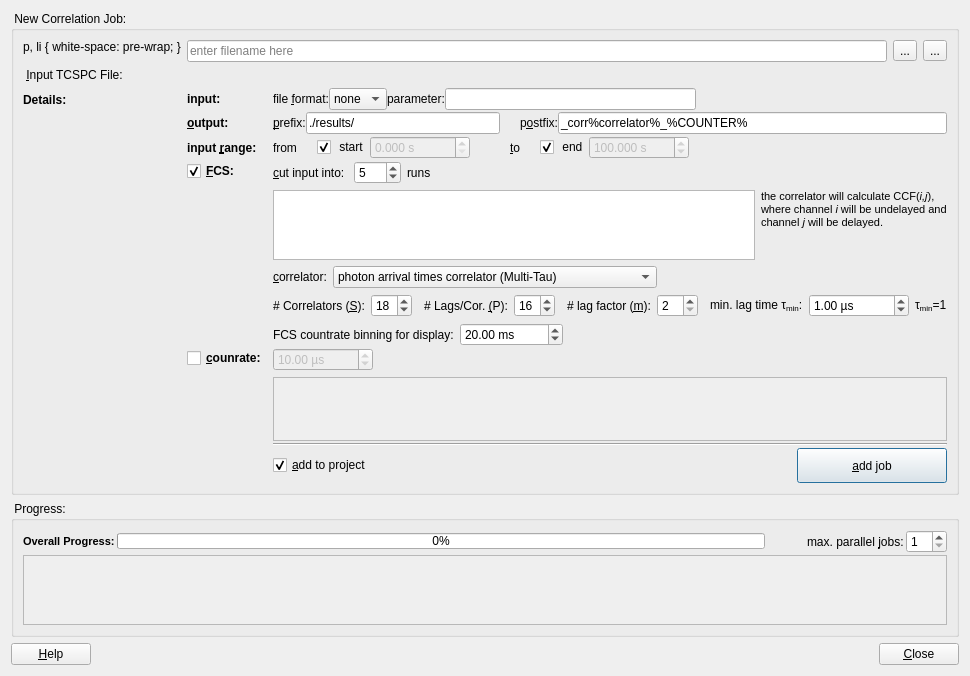
Before: the Qt Designer form plugins/tcspcimporter/qfetcspcimporterdialog.ui in jkriege2/QuickFit3, drawn with Qt 5.
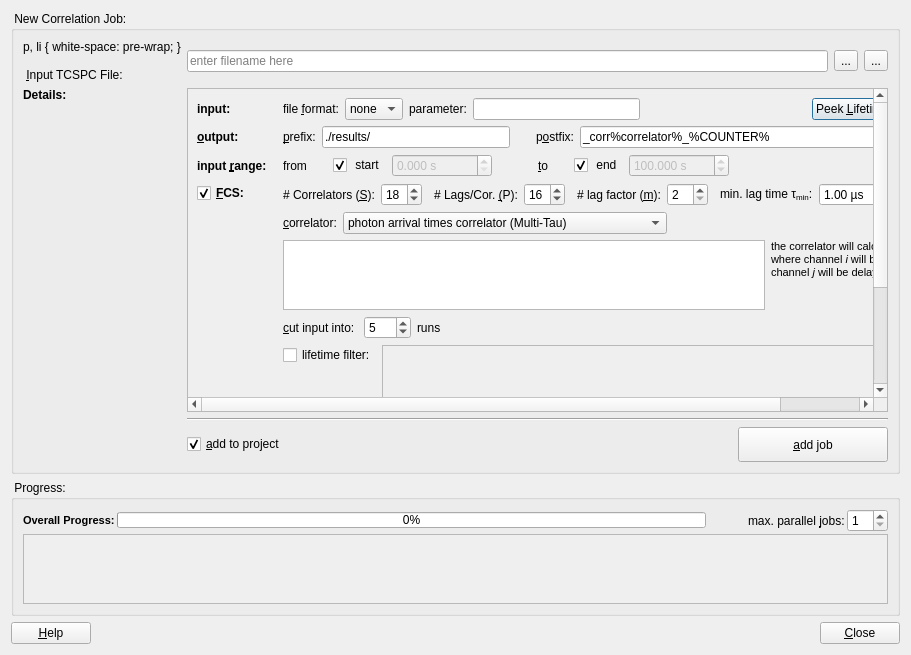
After: the same form once the commit is applied. Icons and pictures are not drawn. Custom widgets are drawn as their Qt base class.

Patch:
```diff
--- a/plugins/tcspcimporter/qfetcspcimporterdialog.ui
+++ b/plugins/tcspcimporter/qfetcspcimporterdialog.ui
@@ -10,7 +10,7 @@
     <x>0</x>
     <y>0</y>
     <width>911</width>
-    <height>652</height>
+    <height>655</height>
    </rect>
   </property>
   <property name="windowTitle">
@@ -23,7 +23,7 @@
   <property name="modal">
    <bool>false</bool>
   </property>
-  <layout class="QVBoxLayout" name="verticalLayout_2" stretch="0,1,0">
+  <layout class="QVBoxLayout" name="verticalLayout_2" stretch="1,0,0">
    <item>
     <widget class="QGroupBox" name="groupBox_3">
      <property name="title">
@@ -32,10 +32,7 @@
      <property name="flat">
       <bool>false</bool>
      </property>
-     <layout class="QFormLayout" name="formLayout">
-      <property name="fieldGrowthPolicy">
-       <enum>QFormLayout::AllNonFixedFieldsGrow</enum>
-      </property>
+     <layout class="QGridLayout" name="gridLayout" rowminimumheight="0,1">
       <item row="0" column="0">
        <widget class="QLabel" name="label_3">
         <property name="text">
@@ -89,14 +86,17 @@
         </item>
        </layout>
       </item>
-      <item row="2" column="0">
+      <item row="1" column="0">
        <widget class="QLabel" name="labDetails">
         <property name="text">
          <string>&lt;b&gt;Details:&lt;/b&gt;</string>
         </property>
+        <property name="alignment">
+         <set>Qt::AlignLeading|Qt::AlignLeft|Qt::AlignTop</set>
+        </property>
        </widget>
       </item>
-      <item row="2" column="1">
+      <item row="1" column="1">
        <widget class="QFrame" name="widDetails">
         <property name="frameShape">
          <enum>QFrame::NoFrame</enum>
@@ -104,16 +104,7 @@
         <property name="frameShadow">
          <enum>QFrame::Raised</enum>
         </property>
-        <layout class="QFormLayout" name="formLayout_3">
-         <property name="fieldGrowthPolicy">
-          <enum>QFormLayout::AllNonFixedFieldsGrow</enum>
-         </property>
-         <property name="horizontalSpacing">
-          <number>6</number>
-         </property>
-         <property name="verticalSpacing">
-          <number>2</number>
-         </property>
+        <layout class="QVBoxLayout" name="verticalLayout_5" stretch="1,0,0">
          <property name="leftMargin">
           <number>0</number>
          </property>
@@ -126,6 +117,101 @@
          <property name="bottomMargin">
           <number>0</number>
          </property>
+         <item>
+          <widget class="QScrollArea" name="scrollArea_2">
+           <property name="widgetResizable">
+            <bool>true</bool>
+           </property>
+           <widget class="QWidget" name="scrollAreaWidgetContents">
+            <property name="geometry">
+             <rect>
+              <x>0</x>
+              <y>-46</y>
+              <width>754</width>
+              <height>484</height>
+             </rect>
+            </property>
+            <layout class="QFormLayout" name="formLayout_2">
+             <item row="0" column="0">
+              <widget class="QLabel" name="label_23">
+               <property name="font">
+                <font>
+                 <weight>75</weight>
+                 <bold>true</bold>
+                </font>
+               </property>
+               <property name="text">
+                <string>input:</string>
+               </property>
+               <property name="buddy">
+                <cstring>cmbFileformat</cstring>
+               </property>
+              </widget>
+             </item>
+             <item row="0" column="1">
+              <layout class="QHBoxLayout" name="horizontalLayout_11">
+               <item>
+                <widget class="QLabel" name="label_5">
+                 <property name="text">
+                  <string>file &amp;format:</string>
+                 </property>
+                 <property name="buddy">
+                  <cstring>cmbFileformat</cstring>
+                 </property>
+                </widget>
+               </item>
+               <item>
+                <widget class="QComboBox" name="cmbFileformat">
+                 <property name="maximumSize">
+                  <size>
+                   <width>250</width>
+                   <height>16777215</height>
+                  </size>
+                 </property>
+                 <item>
+                  <property name="text">
+                   <string>none</string>
+                  </property>
+                 </item>
+                 <item>
+                  <property name="text">
+                   <string>TIFF</string>
+                  </property>
+                 </item>
+                </widget>
+               </item>
+               <item>
+                <widget class="QLabel" name="labParameter">
+                 <property name="text">
+                  <string>parameter:</string>
+                 </property>
+                </widget>
+               </item>
+               <item>
+                <widget class="QLineEdit" name="edtTCSPCFileParameter"/>
+               </item>
+               <item>
+                <spacer name="horizontalSpacer">
+                 <property name="orientation">
+                  <enum>Qt::Horizontal</enum>
+                 </property>
+                 <property name="sizeHint" stdset="0">
+                  <size>
+                   <width>40</width>
+                   <height>20</height>
+                  </size>
+                 </property>
+                </spacer>
+               </item>
+               <item>
+                <widget class="QPushButton" name="btnPeekLifetime">
+                 <property name="text">
+                  <string>Peek &amp;Lifetime-Distribution</string>
+                 </property>
+                </widget>
+               </item>
+              </layout>
+             </item>
          <item row="1" column="0">
           <widget class="QLabel" name="label_21">
            <property name="font">
@@ -359,7 +445,7 @@
            </item>
           </layout>
          </item>
-         <item row="3" column="0">
+             <item row="4" column="0">
           <widget class="QCheckBox" name="chkFCS">
            <property name="font">
             <font>
@@ -375,252 +461,7 @@
            </property>
           </widget>
          </item>
-         <item row="5" column="0">
-          <widget class="QCheckBox" name="chkCountrate">
-           <property name="font">
-            <font>
-             <weight>75</weight>
-             <bold>true</bold>
-            </font>
-           </property>
-           <property name="text">
-            <string>&amp;counrate:</string>
-           </property>
-           <property name="checked">
-            <bool>false</bool>
-           </property>
-          </widget>
-         </item>
-         <item row="6" column="1">
-          <widget class="Line" name="line">
-           <property name="orientation">
-            <enum>Qt::Horizontal</enum>
-           </property>
-          </widget>
-         </item>
-         <item row="8" column="0">
-          <widget class="QLabel" name="label_17">
-           <property name="text">
-            <string/>
-           </property>
-           <property name="buddy">
-            <cstring>chkAddToProject</cstring>
-           </property>
-          </widget>
-         </item>
-         <item row="8" column="1">
-          <layout class="QHBoxLayout" name="horizontalLayout_5">
-           <property name="spacing">
-            <number>2</number>
-           </property>
-           <item>
-            <widget class="QCheckBox" name="chkAddToProject">
-             <property name="text">
-              <string>&amp;add to project</string>
-             </property>
-             <property name="checked">
-              <bool>true</bool>
-             </property>
-            </widget>
-           </item>
-           <item>
-            <spacer name="horizontalSpacer_12">
-             <property name="orientation">
-              <enum>Qt::Horizontal</enum>
-             </property>
-             <property name="sizeHint" stdset="0">
-              <size>
-               <width>40</width>
-               <height>20</height>
-              </size>
-             </property>
-            </spacer>
-           </item>
-           <item>
-            <widget class="QPushButton" name="btnAddJob">
-             <property name="minimumSize">
-              <size>
-               <width>150</width>
-               <height>35</height>
-              </size>
-             </property>
-             <property name="maximumSize">
-              <size>
-               <width>150</width>
-               <height>16777215</height>
-              </size>
-             </property>
-             <property name="toolTip">
-              <string>execute the correlation job, as defined above</string>
-             </property>
-             <property name="text">
-              <string>&amp;add job</string>
-             </property>
-             <property name="icon">
-              <iconset resource="qfetcspcimporter.qrc">
-               <normaloff>:/tcspcimporter/add_job.png</normaloff>:/tcspcimporter/add_job.png</iconset>
-             </property>
-            </widget>
-           </item>
-          </layout>
-         </item>
-         <item row="5" column="1">
-          <widget class="QWidget" name="widCountrate" native="true">
-           <property name="enabled">
-            <bool>false</bool>
-           </property>
-           <layout class="QVBoxLayout" name="verticalLayout_4">
-            <property name="leftMargin">
-             <number>0</number>
-            </property>
-            <property name="topMargin">
-             <number>0</number>
-            </property>
-            <property name="rightMargin">
-             <number>0</number>
-            </property>
-            <property name="bottomMargin">
-             <number>0</number>
-            </property>
-            <item>
-             <layout class="QHBoxLayout" name="horizontalLayout_4">
-              <item>
-               <widget class="QDoubleSpinBox" name="spinCountrateBinning">
-                <property name="suffix">
-                 <string> µs</string>
-                </property>
-                <property name="maximum">
-                 <double>1000000.000000000000000</double>
-                </property>
-                <property name="singleStep">
-                 <double>10.000000000000000</double>
-                </property>
-                <property name="value">
-                 <double>10.000000000000000</double>
-                </property>
-               </widget>
-              </item>
-              <item>
-               <spacer name="horizontalSpacer_23">
-                <property name="orientation">
-                 <enum>Qt::Horizontal</enum>
-                </property>
-                <property name="sizeHint" stdset="0">
-                 <size>
-                  <width>40</width>
-                  <height>20</height>
-                 </size>
-                </property>
-               </spacer>
-              </item>
-              <item>
-               <widget class="QLabel" name="labStatistics">
-                <property name="text">
-                 <string/>
-                </property>
-                <property name="textFormat">
-                 <enum>Qt::RichText</enum>
-                </property>
-               </widget>
-              </item>
-             </layout>
-            </item>
-            <item>
-             <widget class="QTableView" name="tabCR">
-              <property name="maximumSize">
-               <size>
-                <width>16777215</width>
-                <height>64</height>
-               </size>
-              </property>
-              <property name="editTriggers">
-               <set>QAbstractItemView::AnyKeyPressed|QAbstractItemView::DoubleClicked|QAbstractItemView::EditKeyPressed|QAbstractItemView::SelectedClicked</set>
-              </property>
-              <attribute name="horizontalHeaderVisible">
-               <bool>false</bool>
-              </attribute>
-              <attribute name="verticalHeaderVisible">
-               <bool>false</bool>
-              </attribute>
-             </widget>
-            </item>
-           </layout>
-          </widget>
-         </item>
-         <item row="0" column="0">
-          <widget class="QLabel" name="label_23">
-           <property name="font">
-            <font>
-             <weight>75</weight>
-             <bold>true</bold>
-            </font>
-           </property>
-           <property name="text">
-            <string>input:</string>
-           </property>
-           <property name="buddy">
-            <cstring>cmbFileformat</cstring>
-           </property>
-          </widget>
-         </item>
-         <item row="0" column="1">
-          <layout class="QHBoxLayout" name="horizontalLayout_11">
-           <item>
-            <widget class="QLabel" name="label_5">
-             <property name="text">
-              <string>file &amp;format:</string>
-             </property>
-             <property name="buddy">
-              <cstring>cmbFileformat</cstring>
-             </property>
-            </widget>
-           </item>
-           <item>
-            <widget class="QComboBox" name="cmbFileformat">
-             <property name="maximumSize">
-              <size>
-               <width>250</width>
-               <height>16777215</height>
-              </size>
-             </property>
-             <item>
-              <property name="text">
-               <string>none</string>
-              </property>
-             </item>
-             <item>
-              <property name="text">
-               <string>TIFF</string>
-              </property>
-             </item>
-            </widget>
-           </item>
-           <item>
-            <widget class="QLabel" name="labParameter">
-             <property name="text">
-              <string>parameter:</string>
-             </property>
-            </widget>
-           </item>
-           <item>
-            <widget class="QLineEdit" name="edtTCSPCFileParameter"/>
-           </item>
-           <item>
-            <spacer name="horizontalSpacer">
-             <property name="orientation">
-              <enum>Qt::Horizontal</enum>
-             </property>
-             <property name="sizeHint" stdset="0">
-              <size>
-               <width>40</width>
-               <height>20</height>
-              </size>
-             </property>
-            </spacer>
-           </item>
-          </layout>
-         </item>
-         <item row="3" column="1">
+             <item row="4" column="1">
           <widget class="QWidget" name="widFCS" native="true">
            <layout class="QVBoxLayout" name="verticalLayout">
             <property name="leftMargin">
@@ -635,149 +476,6 @@
             <property name="bottomMargin">
              <number>0</number>
             </property>
-            <item>
-             <layout class="QHBoxLayout" name="horizontalLayout_12">
-              <item>
-               <widget class="QLabel" name="label_30">
-                <property name="text">
-                 <string>&amp;cut input into: </string>
-                </property>
-                <property name="buddy">
-                 <cstring>spinSegments</cstring>
-                </property>
-               </widget>
-              </item>
-              <item>
-               <widget class="QSpinBox" name="spinSegments">
-                <property name="minimum">
-                 <number>1</number>
-                </property>
-                <property name="maximum">
-                 <number>100</number>
-                </property>
-                <property name="value">
-                 <number>5</number>
-                </property>
-               </widget>
-              </item>
-              <item>
-               <widget class="QLabel" name="label_6">
-                <property name="text">
-                 <string>runs</string>
-                </property>
-               </widget>
-              </item>
-              <item>
-               <spacer name="horizontalSpacer_20">
-                <property name="orientation">
-                 <enum>Qt::Horizontal</enum>
-                </property>
-                <property name="sizeHint" stdset="0">
-                 <size>
-                  <width>40</width>
-                  <height>20</height>
-                 </size>
-                </property>
-               </spacer>
-              </item>
-              <item>
-               <widget class="QLabel" name="labSegments">
-                <property name="text">
-                 <string/>
-                </property>
-                <property name="textFormat">
-                 <enum>Qt::RichText</enum>
-                </property>
-               </widget>
-              </item>
-             </layout>
-            </item>
-            <item>
-             <layout class="QHBoxLayout" name="horizontalLayout_9">
-              <item>
-               <widget class="QTableView" name="tvFCS">
-                <attribute name="horizontalHeaderVisible">
-                 <bool>false</bool>
-                </attribute>
-                <attribute name="verticalHeaderVisible">
-                 <bool>false</bool>
-                </attribute>
-               </widget>
-              </item>
-              <item>
-               <widget class="QLabel" name="label_8">
-                <property name="text">
-                 <string>&lt;!DOCTYPE HTML PUBLIC &quot;-//W3C//DTD HTML 4.0//EN&quot; &quot;http://www.w3.org/TR/REC-html40/strict.dtd&quot;&gt;
-&lt;html&gt;&lt;head&gt;&lt;meta name=&quot;qrichtext&quot; content=&quot;1&quot; /&gt;&lt;style type=&quot;text/css&quot;&gt;
-p, li { white-space: pre-wrap; }
-&lt;/style&gt;&lt;/head&gt;&lt;body style=&quot; font-family:'MS Shell Dlg 2'; font-size:8.25pt; font-weight:400; font-style:normal;&quot;&gt;
-&lt;p style=&quot; margin-top:0px; margin-bottom:0px; margin-left:0px; margin-right:0px; -qt-block-indent:0; text-indent:0px;&quot;&gt;the correlator will calculate CCF(&lt;span style=&quot; font-style:italic;&quot;&gt;i,j&lt;/span&gt;),&lt;br /&gt;where channel &lt;span style=&quot; font-style:italic;&quot;&gt;i&lt;/span&gt; will be undelayed and&lt;br /&gt;channel &lt;span style=&quot; font-style:italic;&quot;&gt;j&lt;/span&gt; will be delayed.&lt;/p&gt;&lt;/body&gt;&lt;/html&gt;</string>
-                </property>
-                <property name="alignment">
-                 <set>Qt::AlignLeading|Qt::AlignLeft|Qt::AlignTop</set>
-                </property>
-               </widget>
-              </item>
-             </layout>
-            </item>
-            <item>
-             <layout class="QHBoxLayout" name="horizontalLayout_3">
-              <item>
-               <widget class="QLabel" name="label_7">
-                <property name="text">
-                 <string>&amp;correlator:</string>
-                </property>
-                <property name="buddy">
-                 <cstring>cmbCorrelator</cstring>
-                </property>
-               </widget>
-              </item>
-              <item>
-               <widget class="QComboBox" name="cmbCorrelator">
-                <property name="minimumSize">
-                 <size>
-                  <width>150</width>
-                  <height>0</height>
-                 </size>
-                </property>
-                <property name="currentIndex">
-                 <number>2</number>
-                </property>
-                <property name="sizeAdjustPolicy">
-                 <enum>QComboBox::AdjustToContentsOnFirstShow</enum>
-                </property>
-                <item>
-                 <property name="text">
-                  <string>bin and correlate: Multi-Tau 1 (one monitor per lag)</string>
-                 </property>
-                </item>
-                <item>
-                 <property name="text">
-                  <string>bin and correlate: Multi-Tau 2 (one monitor for all lags)</string>
-                 </property>
-                </item>
-                <item>
-                 <property name="text">
-                  <string>photon arrival times correlator (Multi-Tau)</string>
-                 </property>
-                </item>
-               </widget>
-              </item>
-              <item>
-               <spacer name="horizontalSpacer_7">
-                <property name="orientation">
-                 <enum>Qt::Horizontal</enum>
-                </property>
-                <property name="sizeHint" stdset="0">
-                 <size>
-                  <width>40</width>
-                  <height>20</height>
-                 </size>
-                </property>
-               </spacer>
-              </item>
-             </layout>
-            </item>
             <item>
              <layout class="QHBoxLayout" name="horizontalLayout_6">
               <item>
@@ -936,6 +634,207 @@
               </item>
              </layout>
             </item>
+                <item>
+                 <layout class="QHBoxLayout" name="horizontalLayout_3">
+                  <item>
+                   <widget class="QLabel" name="label_7">
+                    <property name="text">
+                     <string>&amp;correlator:</string>
+                    </property>
+                    <property name="buddy">
+                     <cstring>cmbCorrelator</cstring>
+                    </property>
+                   </widget>
+                  </item>
+                  <item>
+                   <widget class="QComboBox" name="cmbCorrelator">
+                    <property name="minimumSize">
+                     <size>
+                      <width>150</width>
+                      <height>0</height>
+                     </size>
+                    </property>
+                    <property name="currentIndex">
+                     <number>2</number>
+                    </property>
+                    <property name="sizeAdjustPolicy">
+                     <enum>QComboBox::AdjustToContentsOnFirstShow</enum>
+                    </property>
+                    <item>
+                     <property name="text">
+                      <string>bin and correlate: Multi-Tau 1 (one monitor per lag)</string>
+                     </property>
+                    </item>
+                    <item>
+                     <property name="text">
+                      <string>bin and correlate: Multi-Tau 2 (one monitor for all lags)</string>
+                     </property>
+                    </item>
+                    <item>
+                     <property name="text">
+                      <string>photon arrival times correlator (Multi-Tau)</string>
+                     </property>
+                    </item>
+                   </widget>
+                  </item>
+                  <item>
+                   <spacer name="horizontalSpacer_7">
+                    <property name="orientation">
+                     <enum>Qt::Horizontal</enum>
+                    </property>
+                    <property name="sizeHint" stdset="0">
+                     <size>
+                      <width>40</width>
+                      <height>20</height>
+                     </size>
+                    </property>
+                   </spacer>
+                  </item>
+                 </layout>
+                </item>
+                <item>
+                 <layout class="QHBoxLayout" name="horizontalLayout_9">
+                  <item>
+                   <widget class="QTableView" name="tvFCS">
+                    <attribute name="horizontalHeaderVisible">
+                     <bool>false</bool>
+                    </attribute>
+                    <attribute name="verticalHeaderVisible">
+                     <bool>false</bool>
+                    </attribute>
+                   </widget>
+                  </item>
+                  <item>
+                   <widget class="QLabel" name="label_8">
+                    <property name="text">
+                     <string>&lt;!DOCTYPE HTML PUBLIC &quot;-//W3C//DTD HTML 4.0//EN&quot; &quot;http://www.w3.org/TR/REC-html40/strict.dtd&quot;&gt;
+&lt;html&gt;&lt;head&gt;&lt;meta name=&quot;qrichtext&quot; content=&quot;1&quot; /&gt;&lt;style type=&quot;text/css&quot;&gt;
+p, li { white-space: pre-wrap; }
+&lt;/style&gt;&lt;/head&gt;&lt;body style=&quot; font-family:'MS Shell Dlg 2'; font-size:8.25pt; font-weight:400; font-style:normal;&quot;&gt;
+&lt;p style=&quot; margin-top:0px; margin-bottom:0px; margin-left:0px; margin-right:0px; -qt-block-indent:0; text-indent:0px;&quot;&gt;the correlator will calculate CCF(&lt;span style=&quot; font-style:italic;&quot;&gt;i,j&lt;/span&gt;),&lt;br /&gt;where channel &lt;span style=&quot; font-style:italic;&quot;&gt;i&lt;/span&gt; will be undelayed and&lt;br /&gt;channel &lt;span style=&quot; font-style:italic;&quot;&gt;j&lt;/span&gt; will be delayed.&lt;/p&gt;&lt;/body&gt;&lt;/html&gt;</string>
+                    </property>
+                    <property name="alignment">
+                     <set>Qt::AlignLeading|Qt::AlignLeft|Qt::AlignTop</set>
+                    </property>
+                   </widget>
+                  </item>
+                 </layout>
+                </item>
+                <item>
+                 <layout class="QHBoxLayout" name="horizontalLayout_12">
+                  <item>
+                   <widget class="QLabel" name="label_30">
+                    <property name="text">
+                     <string>&amp;cut input into: </string>
+                    </property>
+                    <property name="buddy">
+                     <cstring>spinSegments</cstring>
+                    </property>
+                   </widget>
+                  </item>
+                  <item>
+                   <widget class="QSpinBox" name="spinSegments">
+                    <property name="minimum">
+                     <number>1</number>
+                    </property>
+                    <property name="maximum">
+                     <number>100</number>
+                    </property>
+                    <property name="value">
+                     <number>5</number>
+                    </property>
+                   </widget>
+                  </item>
+                  <item>
+                   <widget class="QLabel" name="label_6">
+                    <property name="text">
+                     <string>runs</string>
+                    </property>
+                   </widget>
+                  </item>
+                  <item>
+                   <spacer name="horizontalSpacer_20">
+                    <property name="orientation">
+                     <enum>Qt::Horizontal</enum>
+                    </property>
+                    <property name="sizeHint" stdset="0">
+                     <size>
+                      <width>40</width>
+                      <height>20</height>
+                     </size>
+                    </property>
+                   </spacer>
+                  </item>
+                  <item>
+                   <widget class="QLabel" name="labSegments">
+                    <property name="text">
+                     <string/>
+                    </property>
+                    <property name="textFormat">
+                     <enum>Qt::RichText</enum>
+                    </property>
+                   </widget>
+                  </item>
+                 </layout>
+                </item>
+                <item>
+                 <layout class="QGridLayout" name="gridLayout_2">
+                  <property name="topMargin">
+                   <number>0</number>
+                  </property>
+                  <item row="0" column="0">
+                   <widget class="QCheckBox" name="chkFCSLifetimeFilter">
+                    <property name="text">
+                     <string>lifetime filter:</string>
+                    </property>
+                   </widget>
+                  </item>
+                  <item row="1" column="0">
+                   <spacer name="verticalSpacer_2">
+                    <property name="orientation">
+                     <enum>Qt::Vertical</enum>
+                    </property>
+                    <property name="sizeHint" stdset="0">
+                     <size>
+                      <width>20</width>
+                      <height>40</height>
+                     </size>
+                    </property>
+                   </spacer>
+                  </item>
+                  <item row="0" column="1" rowspan="2">
+                   <widget class="QWidget" name="widFCSLifetimeFilter" native="true">
+                    <property name="enabled">
+                     <bool>false</bool>
+                    </property>
+                    <layout class="QGridLayout" name="gridLayout_3">
+                     <property name="leftMargin">
+                      <number>0</number>
+                     </property>
+                     <property name="topMargin">
+                      <number>0</number>
+                     </property>
+                     <property name="rightMargin">
+                      <number>0</number>
+                     </property>
+                     <property name="bottomMargin">
+                      <number>5</number>
+                     </property>
+                     <item row="0" column="0">
+                      <widget class="QTableView" name="tvFCSLifetimeFilter">
+                       <attribute name="horizontalHeaderVisible">
+                        <bool>false</bool>
+                       </attribute>
+                       <attribute name="verticalHeaderVisible">
+                        <bool>false</bool>
+                       </attribute>
+                      </widget>
+                     </item>
+                    </layout>
+                   </widget>
+                  </item>
+                 </layout>
+                </item>
             <item>
              <layout class="QHBoxLayout" name="horizontalLayout_13">
               <item>
@@ -985,6 +884,172 @@
            </layout>
           </widget>
          </item>
+             <item row="5" column="0">
+              <widget class="QCheckBox" name="chkCountrate">
+               <property name="font">
+                <font>
+                 <weight>75</weight>
+                 <bold>true</bold>
+                </font>
+               </property>
+               <property name="text">
+                <string>&amp;counrate:</string>
+               </property>
+               <property name="checked">
+                <bool>false</bool>
+               </property>
+              </widget>
+             </item>
+             <item row="5" column="1">
+              <widget class="QWidget" name="widCountrate" native="true">
+               <property name="enabled">
+                <bool>false</bool>
+               </property>
+               <layout class="QVBoxLayout" name="verticalLayout_4">
+                <property name="leftMargin">
+                 <number>0</number>
+                </property>
+                <property name="topMargin">
+                 <number>0</number>
+                </property>
+                <property name="rightMargin">
+                 <number>0</number>
+                </property>
+                <property name="bottomMargin">
+                 <number>0</number>
+                </property>
+                <item>
+                 <widget class="QTableView" name="tabCR">
+                  <property name="maximumSize">
+                   <size>
+                    <width>16777215</width>
+                    <height>64</height>
+                   </size>
+                  </property>
+                  <property name="editTriggers">
+                   <set>QAbstractItemView::AnyKeyPressed|QAbstractItemView::DoubleClicked|QAbstractItemView::EditKeyPressed|QAbstractItemView::SelectedClicked</set>
+                  </property>
+                  <attribute name="horizontalHeaderVisible">
+                   <bool>false</bool>
+                  </attribute>
+                  <attribute name="verticalHeaderVisible">
+                   <bool>false</bool>
+                  </attribute>
+                 </widget>
+                </item>
+                <item>
+                 <layout class="QHBoxLayout" name="horizontalLayout_4">
+                  <item>
+                   <widget class="QDoubleSpinBox" name="spinCountrateBinning">
+                    <property name="suffix">
+                     <string> µs</string>
+                    </property>
+                    <property name="maximum">
+                     <double>1000000.000000000000000</double>
+                    </property>
+                    <property name="singleStep">
+                     <double>10.000000000000000</double>
+                    </property>
+                    <property name="value">
+                     <double>10.000000000000000</double>
+                    </property>
+                   </widget>
+                  </item>
+                  <item>
+                   <spacer name="horizontalSpacer_23">
+                    <property name="orientation">
+                     <enum>Qt::Horizontal</enum>
+                    </property>
+                    <property name="sizeHint" stdset="0">
+                     <size>
+                      <width>40</width>
+                      <height>20</height>
+                     </size>
+                    </property>
+                   </spacer>
+                  </item>
+                  <item>
+                   <widget class="QLabel" name="labStatistics">
+                    <property name="text">
+                     <string/>
+                    </property>
+                    <property name="textFormat">
+                     <enum>Qt::RichText</enum>
+                    </property>
+                   </widget>
+                  </item>
+                 </layout>
+                </item>
+               </layout>
+              </widget>
+             </item>
+            </layout>
+           </widget>
+          </widget>
+         </item>
+         <item>
+          <widget class="Line" name="line">
+           <property name="orientation">
+            <enum>Qt::Horizontal</enum>
+           </property>
+          </widget>
+         </item>
+         <item>
+          <layout class="QHBoxLayout" name="horizontalLayout_5">
+           <property name="spacing">
+            <number>2</number>
+           </property>
+           <item>
+            <widget class="QCheckBox" name="chkAddToProject">
+             <property name="text">
+              <string>&amp;add to project</string>
+             </property>
+             <property name="checked">
+              <bool>true</bool>
+             </property>
+            </widget>
+           </item>
+           <item>
+            <spacer name="horizontalSpacer_12">
+             <property name="orientation">
+              <enum>Qt::Horizontal</enum>
+             </property>
+             <property name="sizeHint" stdset="0">
+              <size>
+               <width>40</width>
+               <height>20</height>
+              </size>
+             </property>
+            </spacer>
+           </item>
+           <item>
+            <widget class="QPushButton" name="btnAddJob">
+             <property name="minimumSize">
+              <size>
+               <width>150</width>
+               <height>35</height>
+              </size>
+             </property>
+             <property name="maximumSize">
+              <size>
+               <width>150</width>
+               <height>16777215</height>
+              </size>
+             </property>
+             <property name="toolTip">
+              <string>execute the correlation job, as defined above</string>
+             </property>
+             <property name="text">
+              <string>&amp;add job</string>
+             </property>
+             <property name="icon">
+              <iconset resource="qfetcspcimporter.qrc">
+               <normaloff>:/tcspcimporter/add_job.png</normaloff>:/tcspcimporter/add_job.png</iconset>
+             </property>
+            </widget>
+           </item>
+          </layout>
+         </item>
         </layout>
        </widget>
       </item>
@@ -993,6 +1058,12 @@
    </item>
    <item>
     <widget class="QGroupBox" name="groupBox">
+     <property name="minimumSize">
+      <size>
+       <width>0</width>
+       <height>128</height>
+      </size>
+     </property>
      <property name="title">
       <string> Progress: </string>
      </property>
```
Left out of the diff: 35 changed lines with no effect on the pictures. Lines whose indentation alone changed are shown as unchanged.
